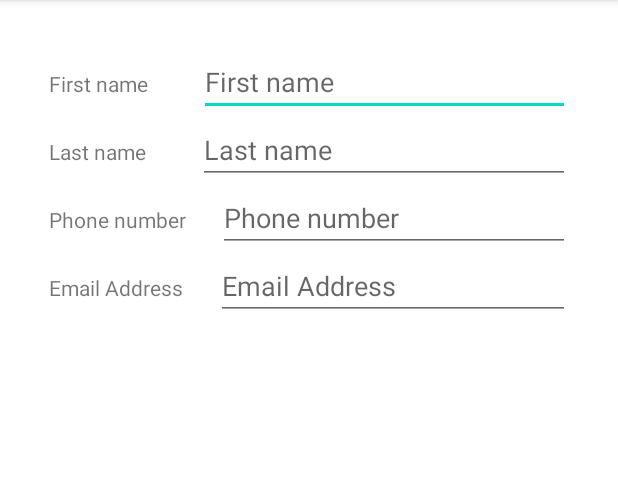
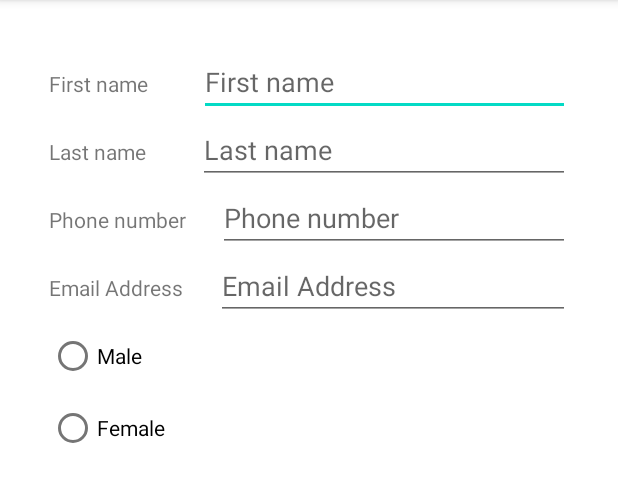
Before and after one commit to dendimaniac/private-keyboard, an Android app: the screen it shows after launch (MainActivity), on a phone screen of 412 x 824 dp, the part 84-586 px from its top. Run offline under Robolectric (Android 15) with nearby library versions, the phone set to English and light mode, and no system bars; libraries missing offline, so code that uses them is left out: androidmads.library.qrgenearator, com.microsoft.signalr, org.apache.commons; 8 statements that could not run were skipped.

Commit message:
Added json setting in qr for radio group

```diff
--- a/app/src/main/java/com/example/privatekeyboard/Helpers/QRUtils.java
+++ b/app/src/main/java/com/example/privatekeyboard/Helpers/QRUtils.java
@@ -6,6 +6,8 @@ import android.util.Log;
 import android.widget.EditText;
 import android.widget.ImageView;
 import android.widget.LinearLayout;
+import android.widget.RadioButton;
+import android.widget.RadioGroup;
 import android.widget.TextView;
 
 import com.example.privatekeyboard.Data.CipherDecrypt;
@@ -40,12 +42,29 @@ public class QRUtils {
     private static String GenerateQRQuery(LinearLayout layout) {
         StringBuilder query = new StringBuilder("[");
         for (int i = 0; i < layout.getChildCount(); i++) {
+            query.append("{");
+            query.append("\"position\":\"").append(i).append("\",");
+            if (layout.getChildAt(i) instanceof RadioGroup) {
+                AddRadioGroupJsonSetting(layout, query, i);
+            } else if (layout.getChildAt(i) instanceof LinearLayout) {
+                AddTextFieldJsonSetting(layout, query, i);
+            }
+            query.append("}");
+
+            if (i < layout.getChildCount() - 1) {
+                query.append(",");
+            }
+        }
+        query.append("]");
+        Log.d("QUERY", query.toString());
+        return CipherDecrypt.Encrypt(query.toString());
+    }
+
+    private static void AddTextFieldJsonSetting(LinearLayout layout, StringBuilder query, int i) {
         LinearLayout inputFieldItem = (LinearLayout) layout.getChildAt(i);
         TextView label = (TextView) inputFieldItem.getChildAt(0);
         EditText input = (EditText) inputFieldItem.getChildAt(1);
 
-            query.append("{");
-            query.append("\"position\":\"").append(i).append("\",");
         if (input.getInputType() == InputType.TYPE_CLASS_TEXT + InputType.TYPE_TEXT_VARIATION_PERSON_NAME) {
             query.append("\"type\":\"text\",");
         } else if (input.getInputType() == InputType.TYPE_CLASS_PHONE) {
@@ -59,13 +78,24 @@ public class QRUtils {
         query.append("\"label\":\"").append(label.getText()).append("\",");
         CharSequence hint = input.getHint() == null ? "" : input.getHint();
         query.append("\"placeholder\":\"").append(hint).append("\"");
+    }
+
+    private static void AddRadioGroupJsonSetting(LinearLayout layout, StringBuilder query, int i) {
+        RadioGroup radioGroup = (RadioGroup) layout.getChildAt(i);
+        query.append("\"group\":\"").append(radioGroup.getTag().toString()).append("\",");
+        query.append("\"radioButtons\":[");
+
+        for (int j = 0; j < radioGroup.getChildCount(); j++) {
+            RadioButton button = (RadioButton) radioGroup.getChildAt(j);
+            query.append("{");
+            query.append("\"label\":\"").append(button.getText()).append("\",");
+            query.append("\"isChecked\":\"").append(button.isChecked()).append("\"");
             query.append("}");
 
-            if (i < layout.getChildCount() - 1) {
+            if (j < radioGroup.getChildCount() - 1) {
                 query.append(",");
             }
         }
         query.append("]");
-        return CipherDecrypt.Encrypt(query.toString());
     }
 }
--- a/app/src/main/res/layout/activity_main.xml
+++ b/app/src/main/res/layout/activity_main.xml
@@ -7,15 +7,20 @@
     android:layout_height="match_parent"
     tools:context=".MainActivity">
 
+    <ScrollView
+        android:layout_width="wrap_content"
+        android:layout_height="wrap_content"
+        app:layout_constraintEnd_toEndOf="parent"
+        app:layout_constraintStart_toStartOf="parent"
+        app:layout_constraintTop_toTopOf="parent">
+
+
         <LinearLayout
             android:id="@+id/input_layout"
             android:layout_width="411dp"
             android:layout_height="323dp"
             android:orientation="vertical"
-        android:padding="32dp"
-        app:layout_constraintEnd_toEndOf="parent"
-        app:layout_constraintStart_toStartOf="parent"
-        app:layout_constraintTop_toTopOf="parent">
+            android:padding="32dp">
 
             <LinearLayout
                 android:layout_width="match_parent"
@@ -34,10 +39,10 @@
                     android:layout_width="wrap_content"
                     android:layout_height="wrap_content"
                     android:layout_weight="1"
+                    android:autofillHints="@string/first_name"
                     android:ems="10"
-                android:inputType="textPersonName"
-                android:autofillHints="@string/first_name"
-                android:hint="@string/first_name"/>
+                    android:hint="@string/first_name"
+                    android:inputType="textPersonName" />
             </LinearLayout>
 
             <LinearLayout
@@ -57,10 +62,10 @@
                     android:layout_width="wrap_content"
                     android:layout_height="wrap_content"
                     android:layout_weight="1"
+                    android:autofillHints="@string/last_name"
                     android:ems="10"
-                android:inputType="textPersonName"
-                android:autofillHints="@string/last_name"
-                android:hint="@string/last_name"/>
+                    android:hint="@string/last_name"
+                    android:inputType="textPersonName" />
             </LinearLayout>
 
             <LinearLayout
@@ -80,10 +85,10 @@
                     android:layout_width="wrap_content"
                     android:layout_height="wrap_content"
                     android:layout_weight="1"
+                    android:autofillHints="@string/phone_number"
                     android:ems="10"
-                android:inputType="phone"
-                android:autofillHints="@string/phone_number"
-                android:hint="@string/phone_number"/>
+                    android:hint="@string/phone_number"
+                    android:inputType="phone" />
             </LinearLayout>
 
             <LinearLayout
@@ -103,23 +108,43 @@
                     android:layout_width="wrap_content"
                     android:layout_height="wrap_content"
                     android:layout_weight="1"
+                    android:autofillHints="@string/email_address"
                     android:ems="10"
-                android:inputType="textEmailAddress"
-                android:autofillHints="@string/email_address"
-                android:hint="@string/email_address"/>
+                    android:hint="@string/email_address"
+                    android:inputType="textEmailAddress" />
             </LinearLayout>
 
+            <RadioGroup
+                android:id="@+id/radioSex"
+                android:layout_width="wrap_content"
+                android:layout_height="wrap_content"
+                android:tag="sex">
+
+                <RadioButton
+                    android:id="@+id/radioMale"
+                    android:layout_width="wrap_content"
+                    android:layout_height="wrap_content"
+                    android:text="@string/radio_male" />
+
+                <RadioButton
+                    android:id="@+id/radioFemale"
+                    android:layout_width="wrap_content"
+                    android:layout_height="wrap_content"
+                    android:text="@string/radio_female" />
+
+            </RadioGroup>
         </LinearLayout>
+    </ScrollView>
 
     <ImageView
         android:id="@+id/qrImage"
         android:layout_width="wrap_content"
         android:layout_height="wrap_content"
         android:layout_marginBottom="64dp"
+        android:contentDescription="@string/qr_code"
         app:layout_constraintBottom_toBottomOf="parent"
         app:layout_constraintEnd_toEndOf="parent"
         app:layout_constraintStart_toStartOf="parent"
-        tools:srcCompat="@tools:sample/avatars"
-        android:contentDescription="@string/qr_code" />
+        tools:srcCompat="@tools:sample/avatars" />
 
 </androidx.constraintlayout.widget.ConstraintLayout>
--- a/app/src/main/res/values/strings.xml
+++ b/app/src/main/res/values/strings.xml
@@ -5,4 +5,6 @@
     <string name="phone_number">Phone number</string>
     <string name="email_address">Email Address</string>
     <string name="qr_code">QR code</string>
+    <string name="radio_male">Male</string>
+    <string name="radio_female">Female</string>
 </resources>
```
Lines whose indentation alone changed are shown as unchanged.
